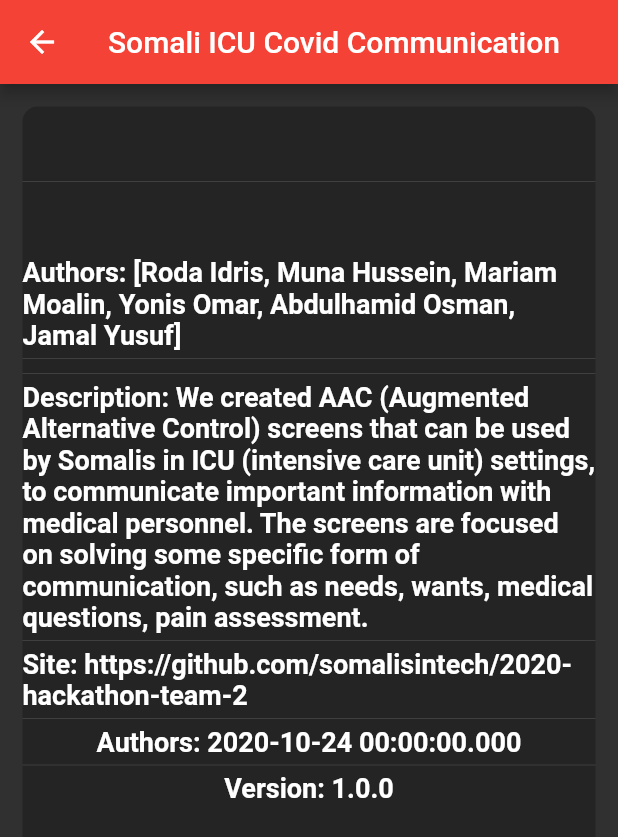
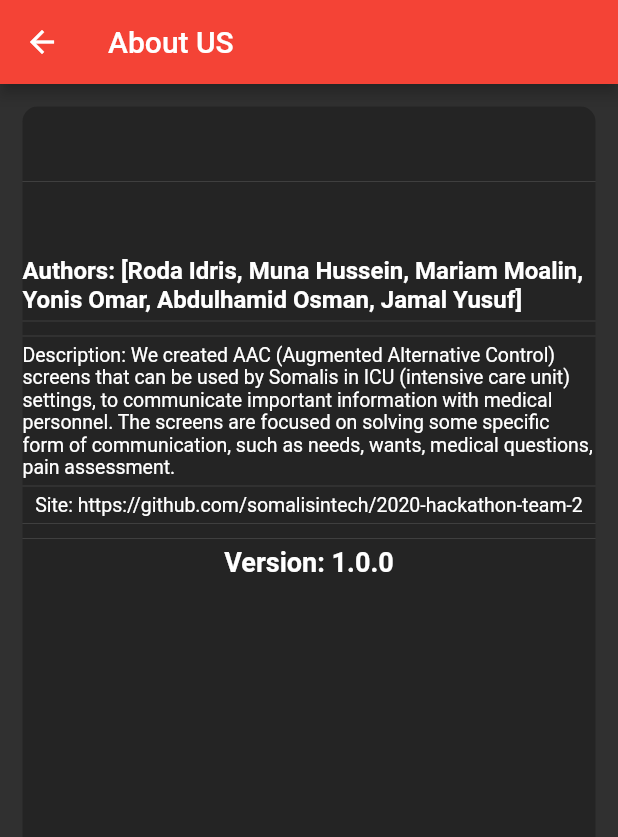
Before and after one commit to somalisintech/2020-hackathon-team-2, a Flutter app: the AboutScreen screen opened by its route, on a phone screen of 412 x 824 dp. Shown: the top 837 px of the screen. Run offline on Flutter 3.47's test engine with Material 2 defaults, Android fonts, the phone set to English and light mode, and no system bars; our stand-ins replace audioplayers, font_awesome_flutter.

Commit message:
minior UI tweaks

```diff
--- a/mobile/covid_communicator/lib/screens/about.dart
+++ b/mobile/covid_communicator/lib/screens/about.dart
@@ -14,7 +14,7 @@ class _AboutScreenState extends State<AboutScreen> {
     return Scaffold(
       appBar: AppBar(
         backgroundColor: kMainColor,
-        title: Text("Somali ICU Covid Communication"),
+        title: Text("About US"),
       ),
       body: Container(
         child: SafeArea(
@@ -32,7 +32,11 @@ class _AboutScreenState extends State<AboutScreen> {
                     ),
                     Text(
                       "Authors: " + AboutUs.authors.toString(),
-                      style: kLabelTextStyle,
+                      style: TextStyle(
+                        fontSize: 16.0,
+                        fontWeight: FontWeight.bold,
+                        color: Colors.white,
+                      ),
                     ),
                     Divider(
                       height: 10.0,
@@ -42,21 +46,25 @@ class _AboutScreenState extends State<AboutScreen> {
                     ),
                     Text(
                       "Description: " + AboutUs.description,
-                      style: kLabelTextStyle,
+                      style: TextStyle(
+                        fontSize: 13.0,
+                        fontWeight: FontWeight.normal,
+                        color: Colors.white,
+                      ),
                     ),
                     Divider(
                       height: 10.0,
                     ),
                     Text(
                       "Site: " + AboutUs.url,
-                      style: kLabelTextStyle,
+                      style: TextStyle(
+                        fontSize: 13.0,
+                        fontWeight: FontWeight.normal,
+                        color: Colors.white,
+                      ),
                     ),
                     Divider(
                       height: 10.0,
-                    ),
-                    Text(
-                      "Authors: " + AboutUs.createdAt.toString(),
-                      style: kLabelTextStyle,
                     ),
                     Divider(
                       height: 10.0,
--- a/mobile/covid_communicator/lib/screens/entertainment.dart
+++ b/mobile/covid_communicator/lib/screens/entertainment.dart
@@ -14,7 +14,7 @@ class _EntertainmentScreenState extends State<EntertainmentScreen> {
     return Scaffold(
       appBar: AppBar(
         backgroundColor: kMainColor,
-        title: Text("Somali ICU Covid Communication"),
+        title: Text("Entertainment"),
       ),
       body: Column(
         crossAxisAlignment: CrossAxisAlignment.stretch,
--- a/mobile/covid_communicator/lib/screens/pain.dart
+++ b/mobile/covid_communicator/lib/screens/pain.dart
@@ -13,7 +13,7 @@ class _PainScreenState extends State<PainScreen> {
     return Scaffold(
       appBar: AppBar(
         backgroundColor: kMainColor,
-        title: Text("Somali ICU Covid Communication"),
+        title: Text("Pain Assessment"),
       ),
       body: Column(
         crossAxisAlignment: CrossAxisAlignment.stretch,
--- a/mobile/covid_communicator/lib/screens/pain_position.dart
+++ b/mobile/covid_communicator/lib/screens/pain_position.dart
@@ -15,7 +15,7 @@ class _PainPositionScreenState extends State<PainPositionScreen> {
     return Scaffold(
       appBar: AppBar(
         backgroundColor: kMainColor,
-        title: Text("Somali ICU Covid Communication"),
+        title: Text("Where does it hurt?"),
       ),
       body: Container(
         child: SafeArea(
--- a/mobile/covid_communicator/lib/screens/pain_scale.dart
+++ b/mobile/covid_communicator/lib/screens/pain_scale.dart
@@ -15,7 +15,7 @@ class _PainScaleScreenState extends State<PainScaleScreen> {
     return Scaffold(
       appBar: AppBar(
         backgroundColor: kMainColor,
-        title: Text("Somali ICU Covid Communication"),
+        title: Text("How much does it hurt?"),
       ),
       body: Container(
         child: SafeArea(
--- a/mobile/covid_communicator/lib/screens/wants_needs.dart
+++ b/mobile/covid_communicator/lib/screens/wants_needs.dart
@@ -15,7 +15,7 @@ class _WantsNeedsScreenState extends State<WantsNeedsScreen> {
     return Scaffold(
       appBar: AppBar(
         backgroundColor: kMainColor,
-        title: Text("Somali ICU Covid Communication"),
+        title: Text("What do you want/need?"),
       ),
       body: Container(
         child: SafeArea(
```
Also changed, not shown: mobile/covid_communicator/assets/pain_scales.png.
